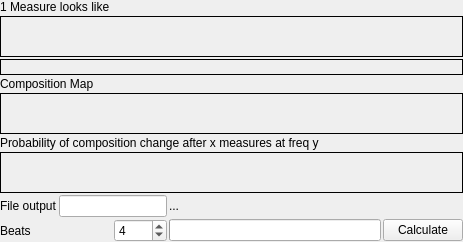
Above: ui-rhythm.ui from mihow/bpmdj before the change. Below: the same form after it.
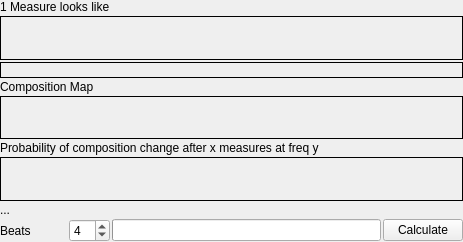
That is the form after the change.

```diff
--- a/ui-rhythm.ui
+++ b/ui-rhythm.ui
@@ -19,12 +19,10 @@
    <property name="spacing" >
     <number>2</number>
    </property>
-   <item row="6" column="0" colspan="5" >
-    <widget class="QLabel" name="composition_freq" >
-     <property name="sizePolicy" >
-      <sizepolicy>
-       <hsizetype>5</hsizetype>
-       <vsizetype>7</vsizetype>
+   <item row="6" column="0" colspan="5">
+    <widget class="QLabel" name="composition_freq">
+     <property name="sizePolicy">
+      <sizepolicy hsizetype="Preferred" vsizetype="Expanding">
        <horstretch>0</horstretch>
        <verstretch>0</verstretch>
       </sizepolicy>
@@ -40,12 +38,10 @@
      </property>
     </widget>
    </item>
-   <item row="4" column="0" colspan="5" >
-    <widget class="QLabel" name="composition" >
-     <property name="sizePolicy" >
-      <sizepolicy>
-       <hsizetype>5</hsizetype>
-       <vsizetype>7</vsizetype>
+   <item row="4" column="0" colspan="5">
+    <widget class="QLabel" name="composition">
+     <property name="sizePolicy">
+      <sizepolicy hsizetype="Preferred" vsizetype="Expanding">
        <horstretch>0</horstretch>
        <verstretch>0</verstretch>
       </sizepolicy>
@@ -71,15 +67,15 @@
      </property>
     </widget>
    </item>
-   <item row="8" column="2" >
-    <widget class="QSpinBox" name="beats" >
-     <property name="maximum" >
-      <number>32</number>
-     </property>
-     <property name="minimum" >
+   <item row="8" column="2">
+    <widget class="QSpinBox" name="beats">
+     <property name="minimum">
       <number>1</number>
      </property>
-     <property name="value" >
+     <property name="maximum">
+      <number>32</number>
+     </property>
+     <property name="value">
       <number>4</number>
      </property>
     </widget>
@@ -87,12 +83,10 @@
    <item row="8" column="3" >
     <widget class="QProgressBar" name="Progress" />
    </item>
-   <item row="1" column="0" colspan="5" >
-    <widget class="QLabel" name="rhythm" >
-     <property name="sizePolicy" >
-      <sizepolicy>
-       <hsizetype>7</hsizetype>
-       <vsizetype>7</vsizetype>
+   <item row="1" column="0" colspan="5">
+    <widget class="QLabel" name="rhythm">
+     <property name="sizePolicy">
+      <sizepolicy hsizetype="Expanding" vsizetype="Expanding">
        <horstretch>0</horstretch>
        <verstretch>0</verstretch>
       </sizepolicy>
@@ -164,39 +158,9 @@
      </property>
     </widget>
    </item>
-   <item row="7" column="0" >
-    <widget class="QLabel" name="status_bar_2" >
-     <property name="sizePolicy" >
-      <sizepolicy>
-       <hsizetype>4</hsizetype>
-       <vsizetype>5</vsizetype>
-       <horstretch>0</horstretch>
-       <verstretch>0</verstretch>
-      </sizepolicy>
-     </property>
-     <property name="text" >
-      <string>File output</string>
-     </property>
-     <property name="wordWrap" >
-      <bool>false</bool>
-     </property>
-    </widget>
-   </item>
-   <item row="7" column="1" colspan="2" >
-    <widget class="QLineEdit" name="outfile" >
-     <property name="sizePolicy" >
-      <sizepolicy>
-       <hsizetype>4</hsizetype>
-       <vsizetype>0</vsizetype>
-       <horstretch>0</horstretch>
-       <verstretch>0</verstretch>
-      </sizepolicy>
-     </property>
-    </widget>
-   </item>
-   <item row="7" column="3" colspan="2" >
-    <widget class="QLabel" name="status_bar" >
-     <property name="text" >
+   <item row="7" column="0" colspan="5">
+    <widget class="QLabel" name="status_bar">
+     <property name="text">
       <string>...</string>
      </property>
      <property name="wordWrap" >
```
Left out of the diff: 89 changed lines with no effect on the pictures.
